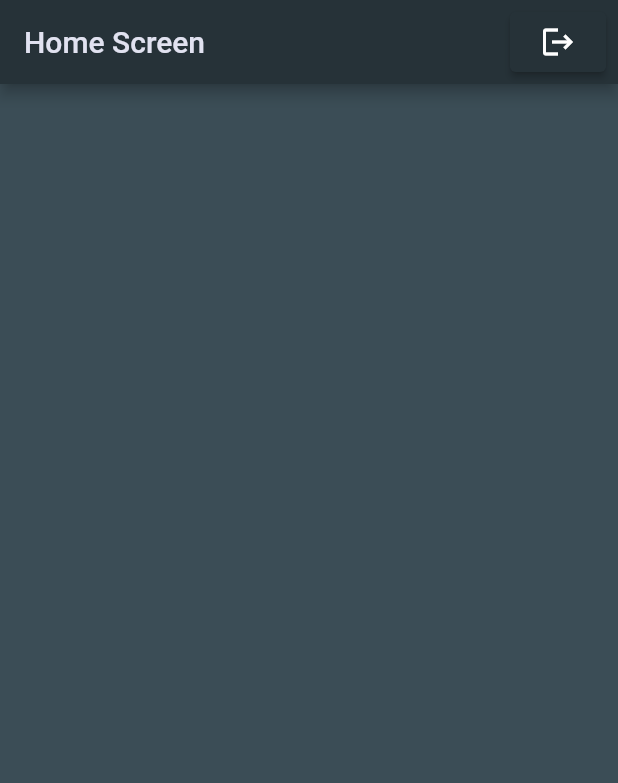
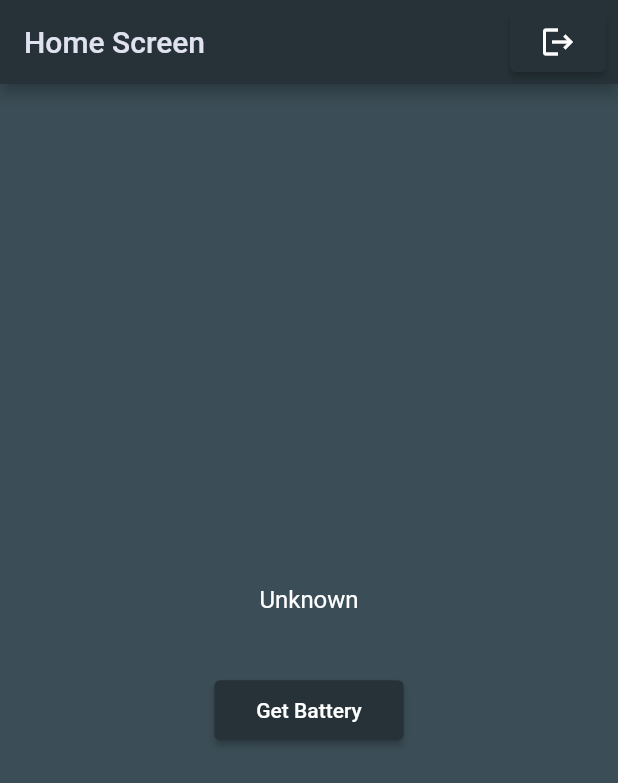
Before and after one commit to rojanshr1996/firebaseAuthTest-flutter, a Flutter app: the HomeScreen screen opened directly, on a phone screen of 412 x 824 dp. Shown: the top 783 px of the screen. Run offline on Flutter 3.47's test engine with Material 2 defaults, Android fonts, the light colour scheme and no system bars; our stand-ins replace firebase_auth, firebase_core, shared_preferences; accounts and stored records are empty.

Commit message:
platform channel for getting battery level added

```diff
--- a/lib/screens/home/homeScreen.dart
+++ b/lib/screens/home/homeScreen.dart
@@ -1,4 +1,7 @@
+import 'dart:async';
+
 import 'package:flutter/material.dart';
+import 'package:flutter/services.dart';
 import 'package:phone_auth_test/main.dart';
 import 'package:phone_auth_test/screens/auth/loginScreen.dart';
 import 'package:phone_auth_test/services/authenticationServices.dart';
@@ -12,6 +15,24 @@ class HomeScreen extends StatefulWidget {
 class _HomeScreenState extends State<HomeScreen> {
   final AuthenticationServices _auth = AuthenticationServices();
 
+  String _batteryLevel = "Unknown";
+
+  static const platform = const MethodChannel('samples.flutter.dev/battery');
+
+  Future<void> _getBatteryLevel() async {
+    String batteryLevel;
+    try {
+      final int result = await platform.invokeMethod("getBatteryLevel");
+      batteryLevel = "Battery level at $result %";
+    } on PlatformException catch (e) {
+      batteryLevel = "Failed to get battery level: '${e.message}'.";
+    }
+
+    setState(() {
+      _batteryLevel = batteryLevel;
+    });
+  }
+
   @override
   Widget build(BuildContext context) {
     return Scaffold(
@@ -24,13 +45,6 @@ class _HomeScreenState extends State<HomeScreen> {
         ),
         automaticallyImplyLeading: false,
         actions: [
-          // IconButton(
-          //     icon: Icon(Icons.logout),
-          //     color: AppColor.primary,
-          //     onPressed: () {
-          //       print("log out");
-          //     })
-
           Padding(
             padding: const EdgeInsets.all(8.0),
             child: ElevatedButton(
@@ -43,11 +57,6 @@ class _HomeScreenState extends State<HomeScreen> {
                   }
                 });
               },
-              // style:
-              // ElevatedButton.styleFrom(
-              //   primary: AppColor.primaryDark, // background
-              //   onPrimary: Colors.white, // foreground
-              // ),
               style: ButtonStyle(
                   overlayColor: MaterialStateProperty.resolveWith<Color>(
                     (Set<MaterialState> states) {
@@ -67,6 +76,55 @@ class _HomeScreenState extends State<HomeScreen> {
           ),
         ],
       ),
+      body: Container(
+        height: Utilities.screenHeight(context),
+        // width: Utilities.screenWidth(context),
+        child: Column(
+          mainAxisAlignment: MainAxisAlignment.center,
+          children: [
+            Padding(
+              padding: const EdgeInsets.all(24.0),
+              child: Container(
+                child: Text(
+                  "$_batteryLevel",
+                  style: TextStyle(color: AppColor.white, fontSize: 16),
+                ),
+              ),
+            ),
+            Center(
+              child: Padding(
+                padding: const EdgeInsets.all(16.0),
+                child: Container(
+                  child: ElevatedButton(
+                    onPressed: _getBatteryLevel,
+                    style: ButtonStyle(
+                      overlayColor: MaterialStateProperty.resolveWith<Color>(
+                        (Set<MaterialState> states) {
+                          if (states.contains(MaterialState.hovered))
+                            return AppColor.primaryDarkAccent;
+                          if (states.contains(MaterialState.focused) ||
+                              states.contains(MaterialState.pressed))
+                            return AppColor.primaryDarkAccent;
+                          return AppColor
+                              .primaryDarkAccent; // Defer to the widget's default.
+                        },
+                      ),
+                      backgroundColor: MaterialStateProperty.all<Color>(
+                          AppColor.primaryDark),
+                    ),
+                    child: Container(
+                      child: Padding(
+                        padding: const EdgeInsets.all(12.0),
+                        child: Text("Get Battery"),
+                      ),
+                    ),
+                  ),
+                ),
+              ),
+            ),
+          ],
+        ),
+      ),
     );
   }
 }
```
Also changed, not shown: lib/screens/auth/loginScreen.dart (+31 -21 lines), 1 other file.
